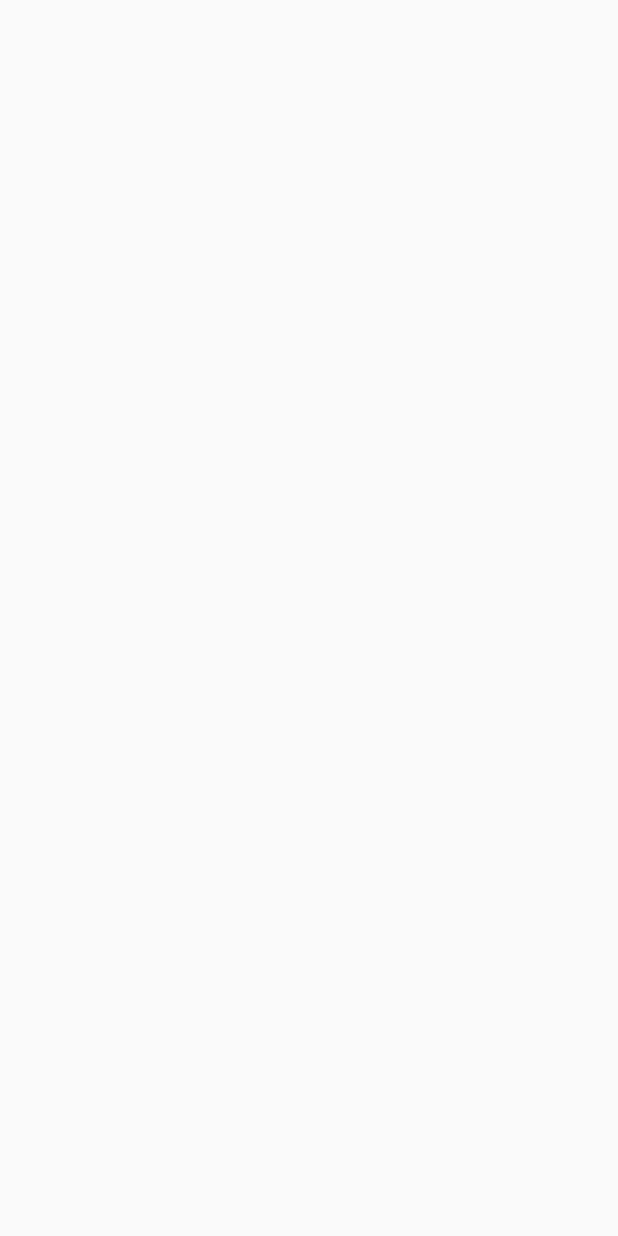
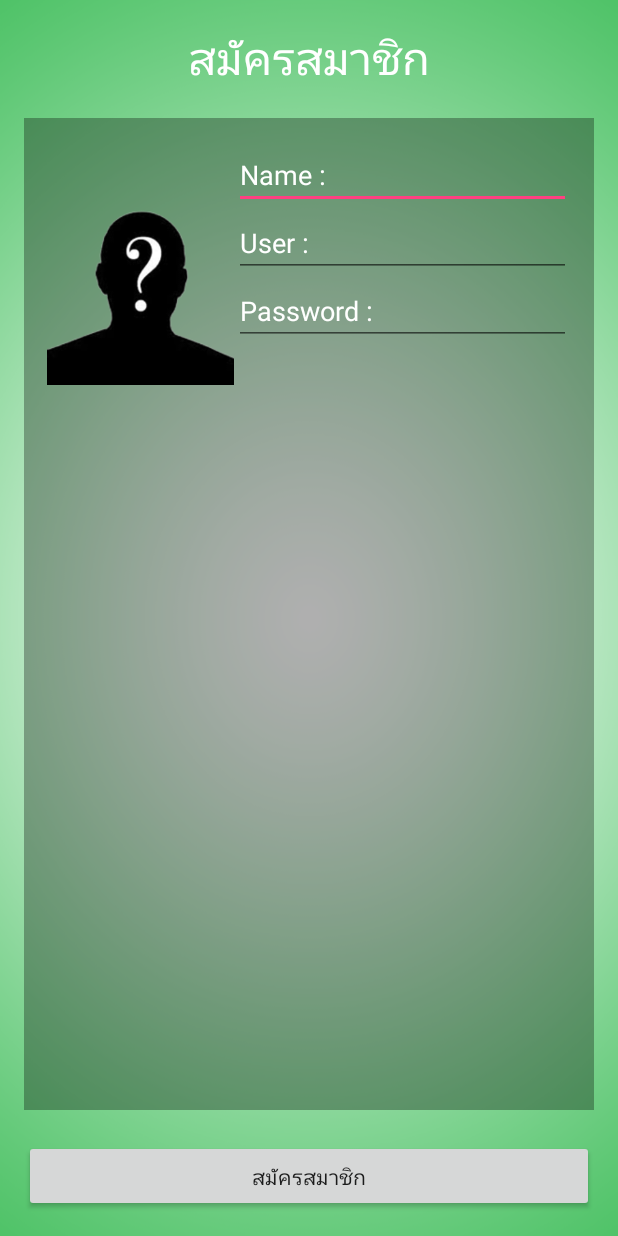
Before and after one commit to Sommaiphumjumpa/Easy-Micro, an Android app: the SignActivity screen opened directly, with no data from a screen before it, on a phone screen of 412 x 824 dp. Before the commit the screen is empty. Run offline under Robolectric (Android 15) with nearby library versions, the phone set to English and light mode, and no system bars.

Commit message:
design UI signup

```diff
--- a/app/src/main/res/layout/activity_sign.xml
+++ b/app/src/main/res/layout/activity_sign.xml
@@ -1,5 +1,6 @@
 <?xml version="1.0" encoding="utf-8"?>
 <RelativeLayout xmlns:android="http://schemas.android.com/apk/res/android"
+    xmlns:app="http://schemas.android.com/apk/res-auto"
     xmlns:tools="http://schemas.android.com/tools"
     android:id="@+id/activity_sign"
     android:layout_width="match_parent"
@@ -8,6 +9,81 @@
     android:paddingLeft="@dimen/activity_horizontal_margin"
     android:paddingRight="@dimen/activity_horizontal_margin"
     android:paddingTop="@dimen/activity_vertical_margin"
-    tools:context="phumjumpa.sommai.easymicro.SignActivity">
+    tools:context="phumjumpa.sommai.easymicro.SignActivity"
+    android:background="@drawable/bg6">
 
+    <TextView
+        android:text="@string/signUp"
+        android:layout_width="wrap_content"
+        android:layout_height="wrap_content"
+        android:id="@+id/textView"
+        android:textSize="@dimen/H1"
+        android:layout_centerHorizontal="true"
+        android:textColor="@color/aText"
+        android:textColorHint="@color/aText" />
+
+    <Button
+        android:text="@string/signUp"
+        android:layout_width="match_parent"
+        android:layout_height="wrap_content"
+        android:id="@+id/button3"
+        android:layout_alignParentBottom="true"
+        android:layout_alignParentLeft="true"
+        android:layout_alignParentStart="true" />
+
+    <LinearLayout
+        android:orientation="horizontal"
+        android:layout_width="match_parent"
+        android:layout_height="match_parent"
+        android:layout_above="@+id/button3"
+        android:layout_below="@+id/textView"
+        android:layout_marginTop="@dimen/myMargin"
+        android:layout_marginBottom="@dimen/myMargin"
+        android:padding="15dp"
+        android:background="#50000000">
+
+        <ImageView
+            android:layout_width="0dp"
+            android:layout_height="wrap_content"
+            app:srcCompat="@drawable/question_man"
+            android:id="@+id/imageView"
+            android:layout_weight="1" />
+
+        <LinearLayout
+            android:orientation="vertical"
+            android:layout_width="0dp"
+            android:layout_height="match_parent"
+            android:layout_weight="1.8">
+
+            <EditText
+                android:layout_width="match_parent"
+                android:layout_height="wrap_content"
+                android:inputType="textPersonName"
+                android:ems="10"
+                android:id="@+id/editText"
+                android:hint="@string/name"
+                android:textColor="@color/aText"
+                android:textColorHint="@color/aText" />
+
+            <EditText
+                android:layout_width="match_parent"
+                android:layout_height="wrap_content"
+                android:inputType="textPersonName"
+                android:ems="10"
+                android:id="@+id/editText2"
+                android:hint="@string/user"
+                android:textColor="@color/aText"
+                android:textColorHint="@color/aText" />
+
+            <EditText
+                android:layout_width="match_parent"
+                android:layout_height="wrap_content"
+                android:inputType="textPersonName"
+                android:ems="10"
+                android:id="@+id/editText3"
+                android:hint="@string/password"
+                android:textColor="@color/aText"
+                android:textColorHint="@color/aText" />
+        </LinearLayout>
+    </LinearLayout>
 </RelativeLayout>
--- a/app/src/main/res/values/colors.xml
+++ b/app/src/main/res/values/colors.xml
@@ -3,4 +3,8 @@
     <color name="colorPrimary">#3F51B5</color>
     <color name="colorPrimaryDark">#303F9F</color>
     <color name="colorAccent">#FF4081</color>
+
+    <color name="aText">#ffffff</color>
+
+
 </resources>
--- a/app/src/main/res/values/dimens.xml
+++ b/app/src/main/res/values/dimens.xml
@@ -2,4 +2,9 @@
     <!-- Default screen margins, per the Android Design guidelines. -->
     <dimen name="activity_horizontal_margin">16dp</dimen>
     <dimen name="activity_vertical_margin">16dp</dimen>
+    <dimen name="H1">30sp</dimen>
+    <dimen name="H2">20sp</dimen>
+    <dimen name="myMargin">20dp</dimen>
+
+
 </resources>
--- a/app/src/main/res/values/strings.xml
+++ b/app/src/main/res/values/strings.xml
@@ -2,4 +2,7 @@
     <string name="app_name">Easy Micro</string>
 
     <string name="signUp">สมัครสมาชิก</string>
+    <string name="name">Name :</string>
+    <string name="user">User :</string>
+    <string name="password">Password :</string>
 </resources>
```
Also changed, not shown: app/src/main/res/drawable/bg6.png (added), app/src/main/res/drawable/question_man.png (added).
